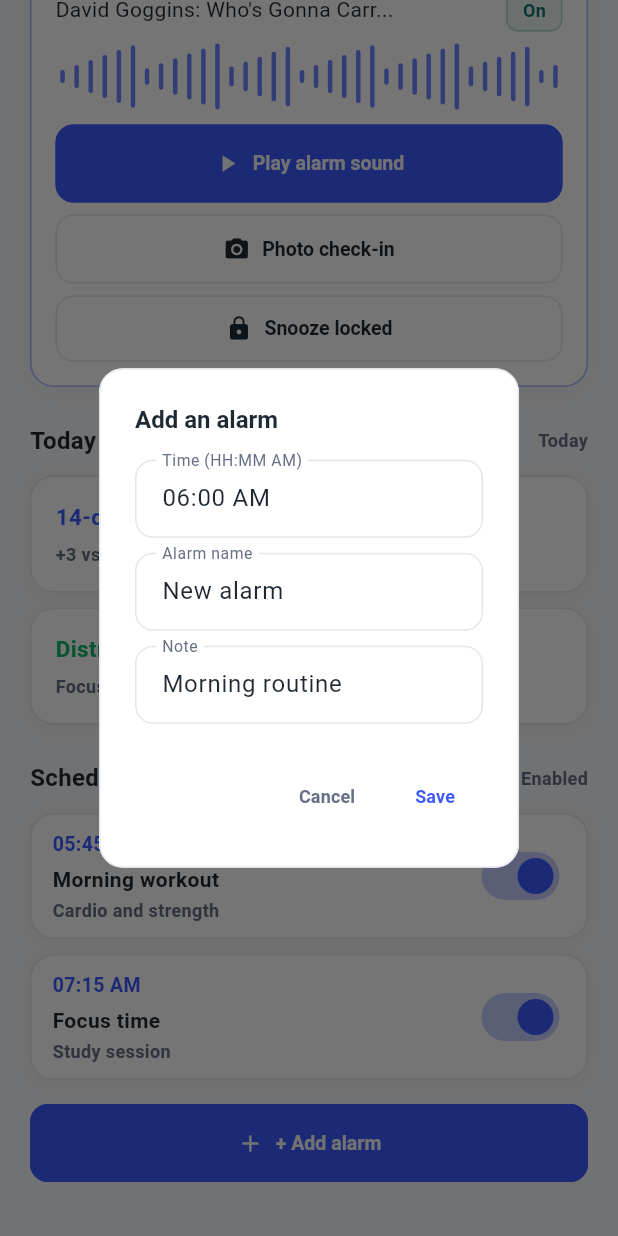
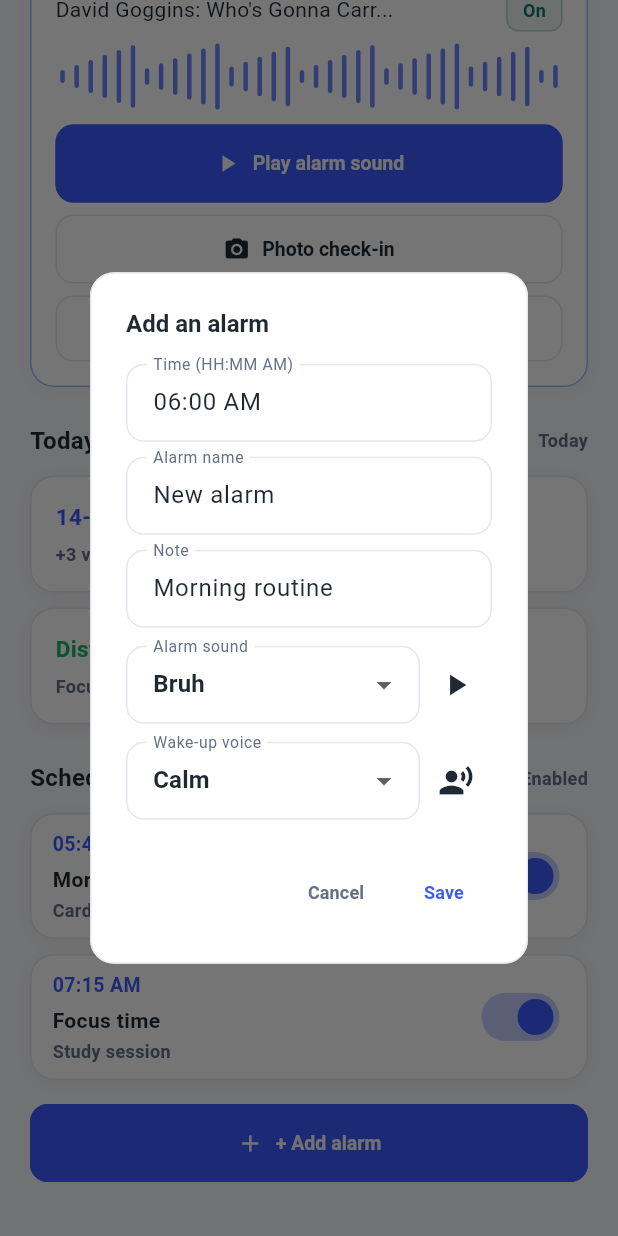
Before and after one commit to sarbneu/hypemotiv, a Flutter app: the ArenaScreen screen opened directly, scrolled down 219 dp, after a tap on "+ Add alarm", on a phone screen of 412 x 824 dp. Run offline on Flutter 3.47's test engine with Material 3 defaults, Android fonts, the phone set to English and light mode, and no system bars; our stand-ins replace audioplayers, file_picker, flutter_local_notifications, flutter_tts, hive_flutter, image_picker and 2 more; missing offline and left inert: record; accounts and stored records are empty; network calls fail.

Commit message:
feat: choose alarm sound and voice character when adding an alarm

```diff
--- a/lib/screens/arena_screen.dart
+++ b/lib/screens/arena_screen.dart
@@ -11,7 +11,17 @@ import 'package:hypemotiv/services/hype_api.dart';
 import 'package:hypemotiv/services/notification_service.dart';
 import 'package:hypemotiv/services/proof_service.dart';
 import 'package:hypemotiv/services/sound_service.dart';
+import 'package:hypemotiv/services/tts_service.dart';
 import 'package:hypemotiv/widgets/cyber_theme.dart';
+
+const List<Map<String, String>> kAlarmSounds = <Map<String, String>>[
+  {'name': 'Bruh', 'url': 'https://www.myinstants.com/media/sounds/bruh-sound-effect_WstdzdM.mp3'},
+  {'name': 'Airhorn', 'url': 'https://www.myinstants.com/media/sounds/airhorn.mp3'},
+  {'name': 'Roblox OOF', 'url': 'https://www.myinstants.com/media/sounds/roblox-oof.mp3'},
+  {'name': 'Emotional Damage', 'url': 'https://www.myinstants.com/media/sounds/emotional-damage.mp3'},
+  {'name': 'FBI Open Up', 'url': 'https://www.myinstants.com/media/sounds/fbi-open-up.mp3'},
+  {'name': 'Bell', 'url': 'https://www.myinstants.com/media/sounds/bell.mp3'},
+];
 
 class ArenaScreen extends StatefulWidget {
   const ArenaScreen({super.key});
@@ -26,12 +36,16 @@ class _Protocol {
     required this.title,
     required this.subtitle,
     this.enabled = true,
+    this.soundName = 'Bruh',
+    this.voice = 'Calm',
   });
 
   final String time;
   final String title;
   final String subtitle;
   final bool enabled;
+  final String soundName;
+  final String voice;
 
   _Protocol copyWith({bool? enabled}) {
     return _Protocol(
@@ -39,6 +53,8 @@ class _Protocol {
       title: title,
       subtitle: subtitle,
       enabled: enabled ?? this.enabled,
+      soundName: soundName,
+      voice: voice,
     );
   }
 }
@@ -77,12 +93,14 @@ class _ArenaScreenState extends State<ArenaScreen> {
     final List<String> stored = prefs.getStringList(_alarmsKey) ?? const <String>[];
     final List<_Protocol> restored = stored
         .map((String line) => line.split('|'))
-        .where((List<String> parts) => parts.length == 3)
+        .where((List<String> parts) => parts.length >= 3)
         .map(
           (List<String> parts) => _Protocol(
             time: parts[0],
             title: parts[1],
             subtitle: parts[2],
+            soundName: parts.length > 3 ? parts[3] : 'Bruh',
+            voice: parts.length > 4 ? parts[4] : 'Calm',
           ),
         )
         .toList();
@@ -132,7 +150,9 @@ class _ArenaScreenState extends State<ArenaScreen> {
     final SharedPreferences prefs = await SharedPreferences.getInstance();
     final List<String> stored =
         List<String>.from(prefs.getStringList(_alarmsKey) ?? const <String>[]);
-    stored.add('${created.time}|${created.title}|${created.subtitle}');
+    stored.add(
+      '${created.time}|${created.title}|${created.subtitle}|${created.soundName}|${created.voice}',
+    );
     await prefs.setStringList(_alarmsKey, stored);
 
     final DateTime? scheduled = _parseClock(created.time);
@@ -468,6 +488,8 @@ class _ProtocolDialogState extends State<_ProtocolDialog> {
   final TextEditingController _subtitleController = TextEditingController(
     text: 'Morning routine',
   );
+  int _soundIndex = 0;
+  int _voiceIndex = 0;
 
   @override
   void dispose() {
@@ -507,6 +529,67 @@ class _ProtocolDialogState extends State<_ProtocolDialog> {
             controller: _subtitleController,
             decoration: const InputDecoration(labelText: 'Note'),
           ),
+          const SizedBox(height: 12),
+          Row(
+            children: <Widget>[
+              Expanded(
+                child: DropdownButtonFormField<int>(
+                  initialValue: _soundIndex,
+                  decoration: const InputDecoration(labelText: 'Alarm sound'),
+                  items: <DropdownMenuItem<int>>[
+                    for (int i = 0; i < kAlarmSounds.length; i++)
+                      DropdownMenuItem<int>(
+                        value: i,
+                        child: Text(kAlarmSounds[i]['name'] ?? 'Sound'),
+                      ),
+                  ],
+                  onChanged: (int? value) {
+                    if (value != null) setState(() => _soundIndex = value);
+                  },
+                ),
+              ),
+              IconButton(
+                tooltip: 'Preview sound',
+                icon: const Icon(Icons.play_arrow),
+                onPressed: () {
+                  AudioService().play(
+                    kAlarmSounds[_soundIndex]['url'] ?? AudioService.fallbackSoundUrl,
+                  );
+                },
+              ),
+            ],
+          ),
+          const SizedBox(height: 12),
+          Row(
+            children: <Widget>[
+              Expanded(
+                child: DropdownButtonFormField<int>(
+                  initialValue: _voiceIndex,
+                  decoration: const InputDecoration(labelText: 'Wake-up voice'),
+                  items: <DropdownMenuItem<int>>[
+                    for (int i = 0; i < TTSService.characters.length; i++)
+                      DropdownMenuItem<int>(
+                        value: i,
+                        child: Text(TTSService.characters[i]),
+                      ),
+                  ],
+                  onChanged: (int? value) {
+                    if (value != null) setState(() => _voiceIndex = value);
+                  },
+                ),
+              ),
+              IconButton(
+                tooltip: 'Preview voice',
+                icon: const Icon(Icons.record_voice_over),
+                onPressed: () {
+                  TTSService().speakWithCharacter(
+                    'Time to wake up',
+                    TTSService.characters[_voiceIndex],
+                  );
+                },
+              ),
+            ],
+          ),
         ],
       ),
       actions: <Widget>[
@@ -525,6 +608,8 @@ class _ProtocolDialogState extends State<_ProtocolDialog> {
                     : _timeController.text.trim(),
                 title: title,
                 subtitle: _subtitleController.text.trim(),
+                soundName: kAlarmSounds[_soundIndex]['name'] ?? 'Bruh',
+                voice: TTSService.characters[_voiceIndex],
               ),
             );
           },
--- a/lib/services/tts_service.dart
+++ b/lib/services/tts_service.dart
@@ -3,6 +3,28 @@ import 'package:flutter_tts/flutter_tts.dart';
 
 class TTSService {
   final FlutterTts _flutterTts = FlutterTts();
+
+  // Voice characters: just different speed and pitch for the same message.
+  static const List<String> characters = <String>[
+    'Calm',
+    'Cheerful',
+    'Firm',
+    'Radio',
+  ];
+
+  static const Map<String, double> _rates = <String, double>{
+    'Calm': 0.45,
+    'Cheerful': 0.70,
+    'Firm': 0.55,
+    'Radio': 0.90,
+  };
+
+  static const Map<String, double> _pitches = <String, double>{
+    'Calm': 1.0,
+    'Cheerful': 1.25,
+    'Firm': 0.85,
+    'Radio': 0.7,
+  };
 
   /// Initialize the TTS engine without ever blocking app startup.
   /// Some Android images have no TTS engine installed; in that case the
@@ -23,7 +45,35 @@ class TTSService {
 
   /// Speak a quote text aloud.
   Future<void> speak(String text, {double rate = 0.5, double pitch = 1.0}) async {
+    await _safe(() => _flutterTts.setSpeechRate(rate));
+    await _safe(() => _flutterTts.setPitch(pitch));
     await _safe(() => _flutterTts.speak(text));
+  }
+
+  /// Speak with one of the preset voice characters.
+  Future<void> speakWithCharacter(String text, String character) async {
+    final String name = characters.contains(character) ? character : 'Calm';
+    await speak(
+      text,
+      rate: _rates[name] ?? 0.5,
+      pitch: _pitches[name] ?? 1.0,
+    );
+  }
+
+  /// Voices installed on the device, when the engine exposes them.
+  Future<List<String>> getVoices() async {
+    try {
+      final dynamic result = await _flutterTts.getVoices.timeout(
+        const Duration(seconds: 3),
+      );
+      if (result is! List) return const <String>[];
+      return result
+          .map((dynamic v) => v is Map ? (v['name'] ?? '').toString() : '')
+          .where((String name) => name.isNotEmpty)
+          .toList();
+    } catch (_) {
+      return const <String>[];
+    }
   }
 
   /// Stop any current speech.
```
Also changed, not shown: lib/screens/sound_lab_screen.dart (+21 -1 lines).
